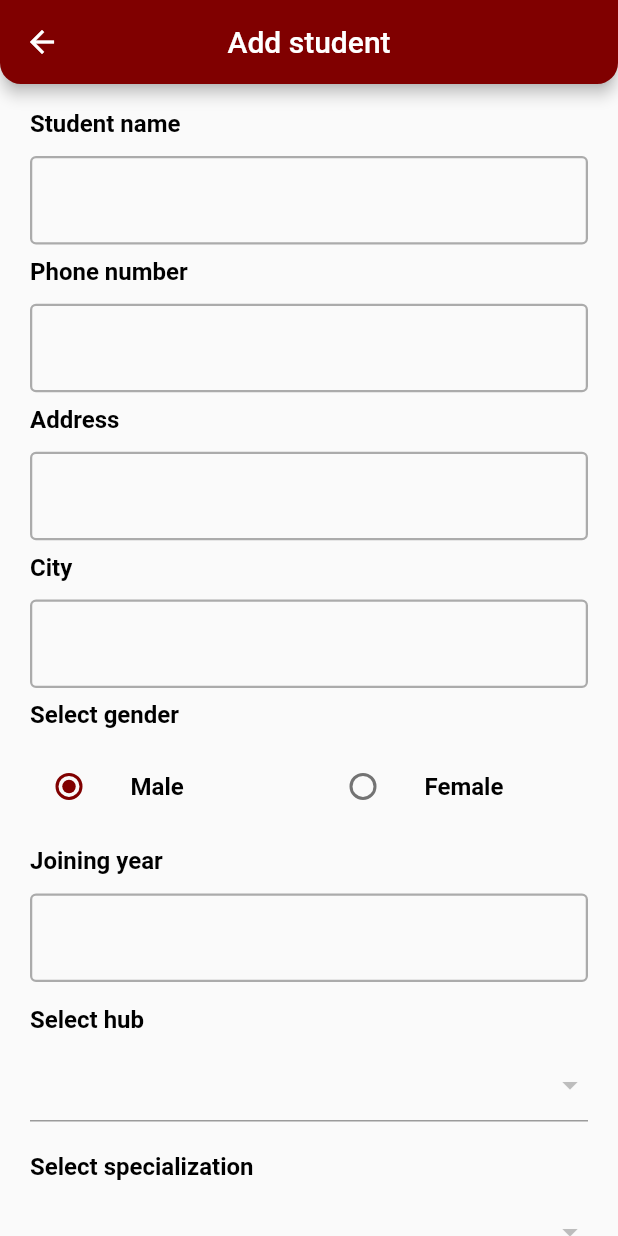
After one commit to DronaIT/flutterdesigndemo, a Flutter app: the AddSingleStudent screen opened directly, on a phone screen of 412 x 824 dp. The commit adds this screen. Run offline on Flutter 3.47's test engine with Material 2 defaults, Android fonts, the phone set to English and light mode, and no system bars; our stand-ins replace cached_network_image, dio, file_picker, flushbar, flutter_native_splash, flutter_screenutil and 9 more; missing offline and left inert: dart:ffi, excel; accounts and stored records are empty; network calls fail; statements that could not run were skipped.

Commit message:
add single student design & api call setup done

```diff
--- a/lib/customwidget/custom_edittext.dart
+++ b/lib/customwidget/custom_edittext.dart
@@ -34,7 +34,7 @@ class custom_edittext extends StatefulWidget {
       this.enabled = true,
       this.readOnly = false,
       this.isPassword = false,
-      this.maxLength = 20,
+      this.maxLength = 50,
       this.fontWeight = FontWeight.w700});
 
   @override
--- a/lib/ui/addemployee.dart
+++ b/lib/ui/addemployee.dart
@@ -169,7 +169,9 @@ class _AddEmployeeState extends State<AddEmployee> {
                         ),
                       ],
                     ),
+
                     SizedBox(height: 5.h),
+
                     custom_text(
                       text: strings_name.str_select_role,
                       alignment: Alignment.topLeft,
@@ -280,7 +282,7 @@ class _AddEmployeeState extends State<AddEmployee> {
     setState(() {
       isVisible = true;
     });
-    var query = "FIND('${phoneController.text.toString()}', ${TableNames.TB_USERS_PHONE}, 0)";
+    var query = "FIND('${phoneController.text.toString()}',${TableNames.TB_USERS_PHONE}, 0)";
     var checkMobile = await apiRepository.loginEmployeeApi(query);
     if (checkMobile.records?.isEmpty == true) {
       AddEmployeeRequest request = AddEmployeeRequest();
--- /dev/null
+++ b/lib/ui/addsinglestudent.dart
@@ -0,0 +1,338 @@
+import 'package:flutter/material.dart';
+import 'package:flutter_screenutil/flutter_screenutil.dart';
+import 'package:flutterdesigndemo/api/api_repository.dart';
+import 'package:flutterdesigndemo/api/service_locator.dart';
+import 'package:flutterdesigndemo/customwidget/app_widgets.dart';
+import 'package:flutterdesigndemo/customwidget/custom_button.dart';
+import 'package:flutterdesigndemo/customwidget/custom_edittext.dart';
+import 'package:flutterdesigndemo/customwidget/custom_text.dart';
+import 'package:flutterdesigndemo/models/base_api_response.dart';
+import 'package:flutterdesigndemo/models/hub_response.dart';
+import 'package:flutterdesigndemo/models/request/create_student_request.dart';
+import 'package:flutterdesigndemo/models/specialization_response.dart';
+import 'package:flutterdesigndemo/utils/preference.dart';
+import 'package:flutterdesigndemo/utils/tablenames.dart';
+import 'package:flutterdesigndemo/utils/utils.dart';
+import 'package:flutterdesigndemo/values/colors_name.dart';
+import 'package:flutterdesigndemo/values/strings_name.dart';
+import 'package:flutterdesigndemo/values/text_styles.dart';
+import 'package:get/get.dart';
+
+class AddSingleStudent extends StatefulWidget {
+  const AddSingleStudent({Key? key}) : super(key: key);
+
+  @override
+  State<AddSingleStudent> createState() => _AddSingleStudentState();
+}
+
+class _AddSingleStudentState extends State<AddSingleStudent> {
+  TextEditingController nameController = TextEditingController();
+  bool isVisible = false;
+  TextEditingController cityController = TextEditingController();
+  TextEditingController addressController = TextEditingController();
+  TextEditingController phoneController = TextEditingController();
+  TextEditingController joingYearController = TextEditingController();
+  String gender = "Male";
+  BaseApiResponseWithSerializable<SpecializationResponse>? speResponse;
+  BaseApiResponseWithSerializable<HubResponse>? hubResponse;
+  String hubValue = "";
+  String speValue = "";
+  List<BaseApiResponseWithSerializable<SpecializationResponse>>? speResponseArray = [];
+  List<BaseApiResponseWithSerializable<HubResponse>>? hubResponseArray = [];
+
+  List<Map<String, CreateStudentRequest>> list = [];
+  final addStudentRepository = getIt.get<ApiRepository>();
+
+  @override
+  void initState() {
+    super.initState();
+    hubResponseArray = PreferenceUtils.getHubList().records;
+    speResponseArray = PreferenceUtils.getSpecializationList().records;
+  }
+
+  @override
+  Widget build(BuildContext context) {
+    var viewWidth = MediaQuery.of(context).size.width;
+    return SafeArea(
+        child: Scaffold(
+      appBar: AppWidgets.appBarWithoutBack(strings_name.str_add_student),
+      body: Stack(
+        children: [
+          SingleChildScrollView(
+            child: Container(
+              margin: EdgeInsets.only(left: 10, right: 10),
+              child: Column(
+                children: [
+                  SizedBox(height: 10.h),
+                  custom_text(
+                    text: strings_name.str_student_name,
+                    alignment: Alignment.topLeft,
+                    textStyles: blackTextSemiBold16,
+                    topValue: 5,
+                  ),
+                  custom_edittext(
+                    type: TextInputType.text,
+                    textInputAction: TextInputAction.next,
+                    controller: nameController,
+                    topValue: 2,
+                  ),
+                  SizedBox(height: 3.h),
+                  custom_text(
+                    text: strings_name.str_phone,
+                    alignment: Alignment.topLeft,
+                    textStyles: blackTextSemiBold16,
+                    topValue: 5,
+                  ),
+                  custom_edittext(
+                    type: TextInputType.phone,
+                    textInputAction: TextInputAction.next,
+                    controller: phoneController,
+                    maxLength: 10,
+                    topValue: 2,
+                  ),
+                  SizedBox(height: 3.h),
+                  custom_text(
+                    text: strings_name.str_address,
+                    alignment: Alignment.topLeft,
+                    textStyles: blackTextSemiBold16,
+                    topValue: 5,
+                  ),
+                  custom_edittext(
+                    type: TextInputType.text,
+                    textInputAction: TextInputAction.next,
+                    controller: addressController,
+                    topValue: 2,
+                  ),
+                  SizedBox(height: 3.h),
+                  custom_text(
+                    text: strings_name.str_city,
+                    alignment: Alignment.topLeft,
+                    textStyles: blackTextSemiBold16,
+                    topValue: 5,
+                  ),
+                  custom_edittext(
+                    type: TextInputType.text,
+                    textInputAction: TextInputAction.next,
+                    controller: cityController,
+                    topValue: 2,
+                  ),
+                  SizedBox(height: 3.h),
+                  custom_text(
+                    text: strings_name.str_select_gender,
+                    alignment: Alignment.topLeft,
+                    textStyles: blackTextSemiBold16,
+                    topValue: 5,
+                  ),
+                  Row(
+                    crossAxisAlignment: CrossAxisAlignment.start,
+                    mainAxisAlignment: MainAxisAlignment.start,
+                    children: [
+                      Flexible(
+                        flex: 1,
+                        child: RadioListTile(
+                          activeColor: colors_name.colorPrimary,
+                          title: custom_text(
+                            text: strings_name.str_male,
+                            textStyles: blackTextSemiBold16,
+                            bottomValue: 0,
+                            topValue: 0,
+                            leftValue: 5,
+                            rightValue: 5,
+                          ),
+                          value: strings_name.str_male,
+                          groupValue: gender,
+                          onChanged: (value) {
+                            setState(() {
+                              gender = value.toString();
+                            });
+                          },
+                        ),
+                      ),
+                      Flexible(
+                        flex: 1,
+                        child: RadioListTile(
+                          activeColor: colors_name.colorPrimary,
+                          title: custom_text(
+                            text: strings_name.str_female,
+                            textStyles: blackTextSemiBold16,
+                            bottomValue: 0,
+                            topValue: 0,
+                            leftValue: 5,
+                            rightValue: 5,
+                          ),
+                          value: strings_name.str_female,
+                          groupValue: gender,
+                          onChanged: (value) {
+                            setState(() {
+                              gender = value.toString();
+                            });
+                          },
+                        ),
+                      ),
+                    ],
+                  ),
+                  SizedBox(height: 2.h),
+                  custom_text(
+                    text: strings_name.str_joining_year,
+                    alignment: Alignment.topLeft,
+                    textStyles: blackTextSemiBold16,
+                  ),
+                  custom_edittext(
+                    type: TextInputType.number,
+                    textInputAction: TextInputAction.next,
+                    controller: joingYearController,
+                    topValue: 2,
+                    maxLength: 4,
+                  ),
+                  SizedBox(height: 5.h),
+                  custom_text(
+                    text: strings_name.str_select_hub,
+                    alignment: Alignment.topLeft,
+                    textStyles: blackTextSemiBold16,
+                  ),
+                  Row(
+                    crossAxisAlignment: CrossAxisAlignment.center,
+                    children: [
+                      Flexible(
+                        fit: FlexFit.loose,
+                        child: Container(
+                          margin: const EdgeInsets.only(left: 10, right: 10, bottom: 5),
+                          width: viewWidth,
+                          child: DropdownButtonFormField<BaseApiResponseWithSerializable<HubResponse>>(
+                            value: hubResponse,
+                            elevation: 16,
+                            style: blackText16,
+                            focusColor: colors_name.colorPrimary,
+                            onChanged: (BaseApiResponseWithSerializable<HubResponse>? newValue) {
+                              setState(() {
+                                hubValue = newValue!.fields!.hubId!.toString();
+                                hubResponse = newValue;
+                              });
+                            },
+                            items: hubResponseArray?.map<DropdownMenuItem<BaseApiResponseWithSerializable<HubResponse>>>((BaseApiResponseWithSerializable<HubResponse> value) {
+                              return DropdownMenuItem<BaseApiResponseWithSerializable<HubResponse>>(
+                                value: value,
+                                child: Text(value.fields!.hubName!.toString()),
+                              );
+                            }).toList(),
+                          ),
+                        ),
+                      ),
+                    ],
+                  ),
+                  SizedBox(height: 5.h),
+                  custom_text(
+                    text: strings_name.str_select_spelization,
+                    alignment: Alignment.topLeft,
+                    textStyles: blackTextSemiBold16,
+                  ),
+                  Row(
+                    crossAxisAlignment: CrossAxisAlignment.center,
+                    children: [
+                      Flexible(
+                        fit: FlexFit.loose,
+                        child: Container(
+                          margin: const EdgeInsets.only(left: 10, right: 10, bottom: 5),
+                          width: viewWidth,
+                          child: DropdownButtonFormField<BaseApiResponseWithSerializable<SpecializationResponse>>(
+                            value: speResponse,
+                            elevation: 16,
+                            style: blackText16,
+                            focusColor: colors_name.colorPrimary,
+                            onChanged: (BaseApiResponseWithSerializable<SpecializationResponse>? newValue) {
+                              setState(() {
+                                speValue = newValue!.fields!.specializationId.toString();
+                                speResponse = newValue;
+                              });
+                            },
+                            items: speResponseArray?.map<DropdownMenuItem<BaseApiResponseWithSerializable<SpecializationResponse>>>((BaseApiResponseWithSerializable<SpecializationResponse> value) {
+                              return DropdownMenuItem<BaseApiResponseWithSerializable<SpecializationResponse>>(
+                                value: value,
+                                child: Text(value.fields!.specializationName.toString()),
+                              );
+                            }).toList(),
+                          ),
+                        ),
+                      ),
+                    ],
+                  ),
+                  SizedBox(height: 20.h),
+                  CustomButton(
+                    text: strings_name.str_submit,
+                    click: () async {
+                      var phone = FormValidator.validatePhone(phoneController.text.toString().trim());
+                      if (nameController.text.isEmpty) {
+                        Utils.showSnackBar(context, strings_name.str_empty_sname);
+                      } else if (phone.isNotEmpty) {
+                        Utils.showSnackBar(context, phone);
+                      } else if (addressController.text.isEmpty) {
+                        Utils.showSnackBar(context, strings_name.str_empty_address);
+                      } else if (cityController.text.isEmpty) {
+                        Utils.showSnackBar(context, strings_name.str_empty_city);
+                      } else if (gender.isEmpty) {
+                        Utils.showSnackBar(context, strings_name.str_empty_gender);
+                      } else if (joingYearController.text.isEmpty) {
+                        Utils.showSnackBar(context, strings_name.str_empty_joing_year);
+                      } else if (speValue.isEmpty) {
+                        Utils.showSnackBar(context, strings_name.str_empty_spe);
+                      } else if (hubValue.isEmpty) {
+                        Utils.showSnackBar(context, strings_name.str_empty_hub);
+                      } else {
+                        setState(() {
+                          isVisible = true;
+                        });
+                        CreateStudentRequest response = CreateStudentRequest();
+                        response.name = nameController.text.trim().toString();
+                        response.mobileNumber = phoneController.text.trim().toString();
+                        response.gender = gender.trim().toString();
+                        response.city = cityController.text.trim().toString();
+                        response.address = addressController.text.trim().toString();
+                        response.specializationIds = Utils.getSpecializationId(speValue)!.split(",");
+                        response.joiningYear = joingYearController.text.trim().toString();
+                        response.hubIds = Utils.getHubId(hubValue)!.split(",");
+                        var query = "FIND('${response.mobileNumber.toString()}', ${TableNames.TB_USERS_PHONE}, 0)";
+                        var checkMobile = await addStudentRepository.loginApi(query);
+                        if (checkMobile.records?.isEmpty == true) {
+                          Map<String, CreateStudentRequest> map = Map();
+                          map["fields"] = response;
+                          list.add(map);
+                        } else{
+                          setState(() {
+                            isVisible = false;
+                          });
+                          Utils.showSnackBarDuration(context, strings_name.str_student_exists, 5);
+                        }
+                        if (list.isNotEmpty) {
+                          var resp = await addStudentRepository.createStudentApi(list);
+                          if (resp.records!.isNotEmpty) {
+                            setState(() {
+                              isVisible = false;
+                            });
+                            Utils.showSnackBar(context, strings_name.str_student_added);
+                            await Future.delayed(const Duration(milliseconds: 2000));
+                            Get.back(closeOverlays: true);
+                          } else {
+                            setState(() {
+                              isVisible = false;
+                            });
+                          }
+                        }else{
+                          setState(() {
+                            isVisible = false;
+                          });
+                        }
+                      }
+                    },
+                  )
+                ],
+              ),
+            ),
+          ),
+          Center(
+            child: Visibility(visible: isVisible, child: const CircularProgressIndicator(strokeWidth: 5.0, color: colors_name.colorPrimary)),
+          )
+        ],
+      ),
+    ));
+  }
+}
--- a/lib/ui/update_employee.dart
+++ b/lib/ui/update_employee.dart
@@ -299,9 +299,12 @@ class _UpdateEmployeeState extends State<UpdateEmployee> {
                             setState(() {
                               isVisible = false;
                             });
-                            Get.back(result: true);
+                            Utils.showSnackBar(context, strings_name.str_employee_update);
+                            await Future.delayed(const Duration(milliseconds: 2000));
+                            Get.back(closeOverlays: true, result: true);
+                           // Get.back(result: true);
 
-                            // Utils.showSnackBar(context, strings_name.str_employee_update);
+                            //
                           }else{
                             setState(() {
                               isVisible = false;
--- a/lib/values/strings_name.dart
+++ b/lib/values/strings_name.dart
@@ -45,6 +45,8 @@ class strings_name {
 
   static const String str_manage_users = "Manage User";
   static const String str_add_students = "Add students";
+  static const String str_add_student = "Add student";
+
   static const String str_view_students = "View students";
   static const String str_add_employee = "Add employee";
   static const String str_view_employee = "View employee";
@@ -96,4 +98,16 @@ class strings_name {
 
   static const String str_specializations = "Specializations";
   static const String str_academic_detail = "Academic Details";
+
+  static const String str_add_multiple_student = "Add multiple student";
+  static const String str_add_single_student = "Add single student";
+  static const String str_student_name = "Student name";
+  static const String str_address = "Address";
+
+
+  static const String str_joining_year = "Joining year";
+  static const String str_empty_sname = "Please enter student name";
+  static const String str_empty_address = "Please enter address";
+  static const String str_empty_joing_year = "Please enter joing year";
+  static const String str_student_added = "New student added successfully.";
 }
```
Also changed, not shown: lib/ui/manage_user.dart (+32 -1 lines), lib/values/text_styles.dart (+21 -5 lines).
